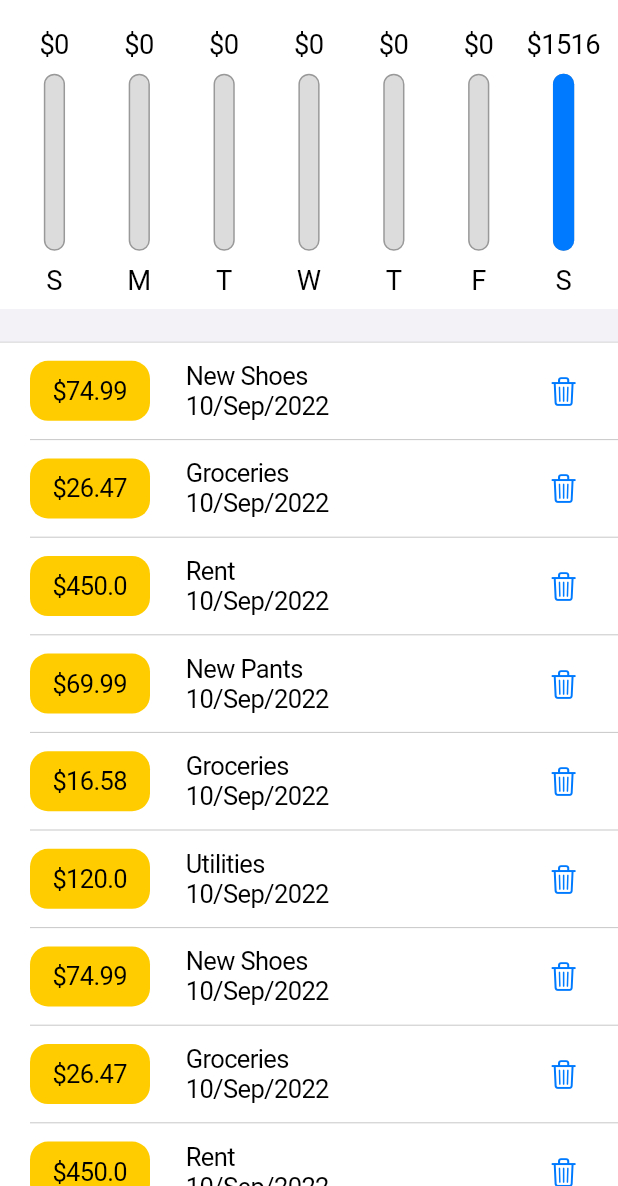
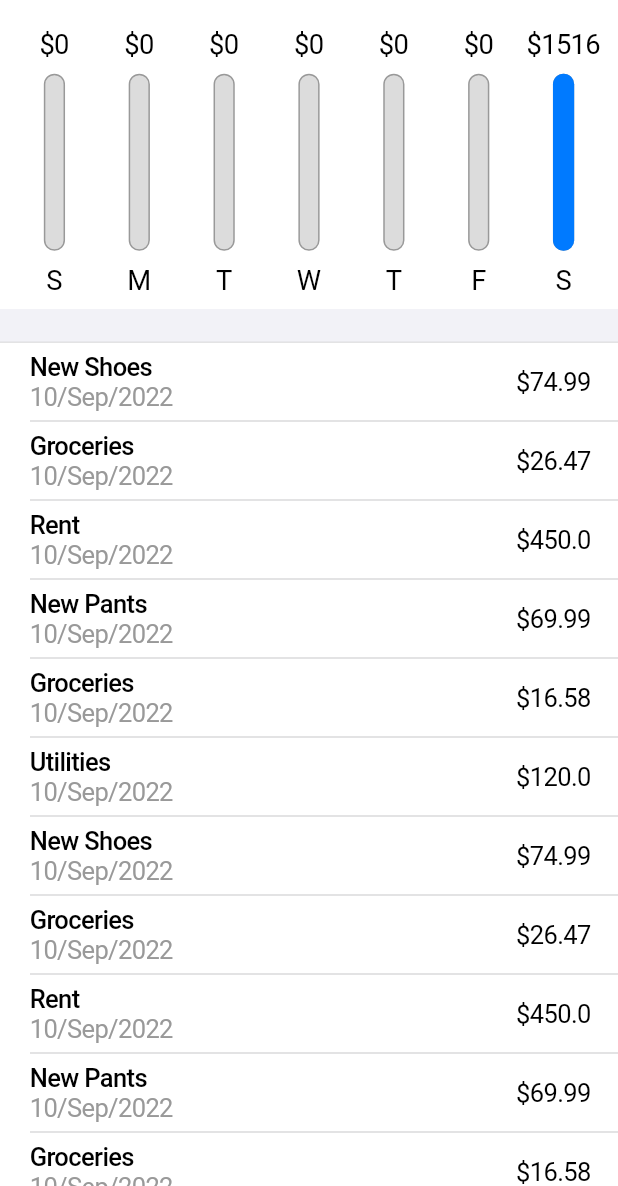
Before and after one commit to ArAmM7/personal_expenses_app, a Flutter app: the screen it shows after launch, on a phone screen of 412 x 824 dp, the part 50-1236 px from its top. Run offline on Flutter 3.47's test engine with Material 2 defaults, Android fonts, the phone set to English and light mode, and no system bars; our stand-ins replace modal_bottom_sheet.

```diff
--- a/lib/main.dart
+++ b/lib/main.dart
@@ -25,14 +25,13 @@ class MyApp extends StatelessWidget {
           }
         },
         child: const CupertinoApp(
+          debugShowCheckedModeBanner: false,
           theme: CupertinoThemeData(brightness: Brightness.light),
           localizationsDelegates: [
             DefaultMaterialLocalizations.delegate,
           ],
           title: 'Personal Expenses',
-          home: SelectionArea(
-            child: MyHomePage(),
-          ),
+          home: MyHomePage(),
         ));
   }
 }
--- a/lib/widgets/chart.dart
+++ b/lib/widgets/chart.dart
@@ -1,4 +1,4 @@
-import 'package:flutter/cupertino.dart';
+import 'package:flutter/material.dart';
 import 'package:personal_expenses_app/models/transaction.dart';
 import 'package:intl/intl.dart';
 import 'package:personal_expenses_app/widgets/chart_bar.dart';
@@ -36,7 +36,8 @@ class Chart extends StatelessWidget {
 
   @override
   Widget build(BuildContext context) {
-    return Container(
+    return SelectionArea(
+      child: Container(
           margin: const EdgeInsets.all(6),
           child: Padding(
             padding: const EdgeInsets.all(2),
@@ -54,6 +55,7 @@ class Chart extends StatelessWidget {
                 );
               }).toList()
             ]),
-        ));
+          )),
+    );
   }
 }
--- a/lib/widgets/transaction_list.dart
+++ b/lib/widgets/transaction_list.dart
@@ -1,4 +1,5 @@
 import 'package:flutter/cupertino.dart';
+import 'package:flutter/material.dart';
 import 'package:intl/intl.dart';
 
 import '../models/transaction.dart';
@@ -36,53 +37,76 @@ class TransactionList extends StatelessWidget {
               ],
             );
           })
-        : SingleChildScrollView(
+        : SelectionArea(
+            child: SingleChildScrollView(
               child: CupertinoFormSection(
                 clipBehavior: Clip.antiAlias,
                 children: transactions.map((e) {
-                return CupertinoFormRow(
+                  return Dismissible(
+                    direction: DismissDirection.endToStart,
+                    background: Container(
+                      padding: const EdgeInsets.all(4),
+                      alignment: Alignment.centerRight,
+                      color: CupertinoColors.destructiveRed,
+                      child: SizedBox(
+                        child: Column(
+                          crossAxisAlignment: CrossAxisAlignment.center,
+                          mainAxisAlignment: MainAxisAlignment.spaceEvenly,
+                          children: const [
+                            Icon(CupertinoIcons.delete_solid,
+                                color: CupertinoColors.white),
+                            Text(
+                              'Delete',
+                              style: TextStyle(color: CupertinoColors.white),
+                            )
+                          ],
+                        ),
+                      ),
+                    ),
+                    onDismissed: (dir) {
+                      if (dir == DismissDirection.endToStart) {
+                        deleteTX(e.id);
+                      }
+                    },
+                    key: Key(e.id),
+                    child: CupertinoFormRow(
                       prefix: Row(
                         children: [
-                      Container(
-                        decoration: BoxDecoration(
-                            color: CupertinoColors.systemYellow,
-                            borderRadius: BorderRadius.circular(12.0)),
-                        width: 80,
+                          Padding(
+                            padding: const EdgeInsets.only(right: 24, left: 0),
+                            child: Column(
+                              crossAxisAlignment: CrossAxisAlignment.start,
+                              children: [
+                                SizedBox(
+                                  width:
+                                      MediaQuery.of(context).size.width * 0.5,
+                                  child: Text(e.title, style: const TextStyle(fontWeight: FontWeight.w500)),
+                                ),
+                                Text(
+                                  DateFormat('dd/MMM/yyyy').format(e.date),style: const TextStyle(color: CupertinoColors.inactiveGray),
+                                )
+                              ],
+                            ),
+                          ),
+                        ],
+                      ),
+                      child: Container(
+                        alignment: Alignment.centerRight,
+                        width: 144,
                         height: 40,
                         padding: const EdgeInsets.symmetric(
-                            vertical: 10, horizontal: 5),
+                            vertical: 10, horizontal: 12),
                         child: FittedBox(
                           child: Text(
                             '\$${e.amount}',
                           ),
                         ),
                       ),
-                    ],
-                  ),
-                  child: Row(
-                    crossAxisAlignment: CrossAxisAlignment.center,
-                    mainAxisAlignment: MainAxisAlignment.spaceBetween,
-                    children: [
-                      Padding(
-                        padding: const EdgeInsets.only(left: 24),
-                        child: Column(
-                            crossAxisAlignment: CrossAxisAlignment.start,
-                            children: [
-                              SizedBox(width: MediaQuery.of(context).size.width*0.5,child: Text(e.title),),
-                              Text(
-                                DateFormat('dd/MMM/yyyy').format(e.date),
-                              )
-                            ]),
-                      ),
-                      CupertinoButton(
-                        onPressed: () => deleteTX(e.id),
-                        child: const Icon(CupertinoIcons.delete),
-                      ),
-                    ],
                     ),
                   );
                 }).toList(),
               ),
+            ),
           );
   }
 }
```
Lines whose indentation alone changed are shown as unchanged.
